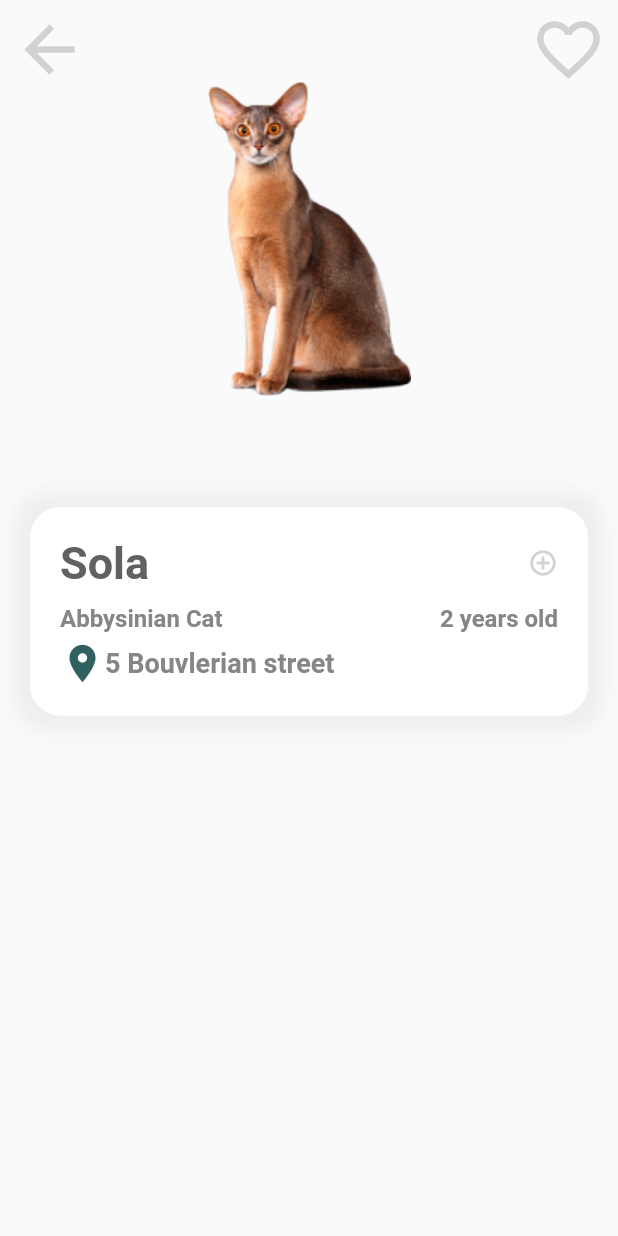
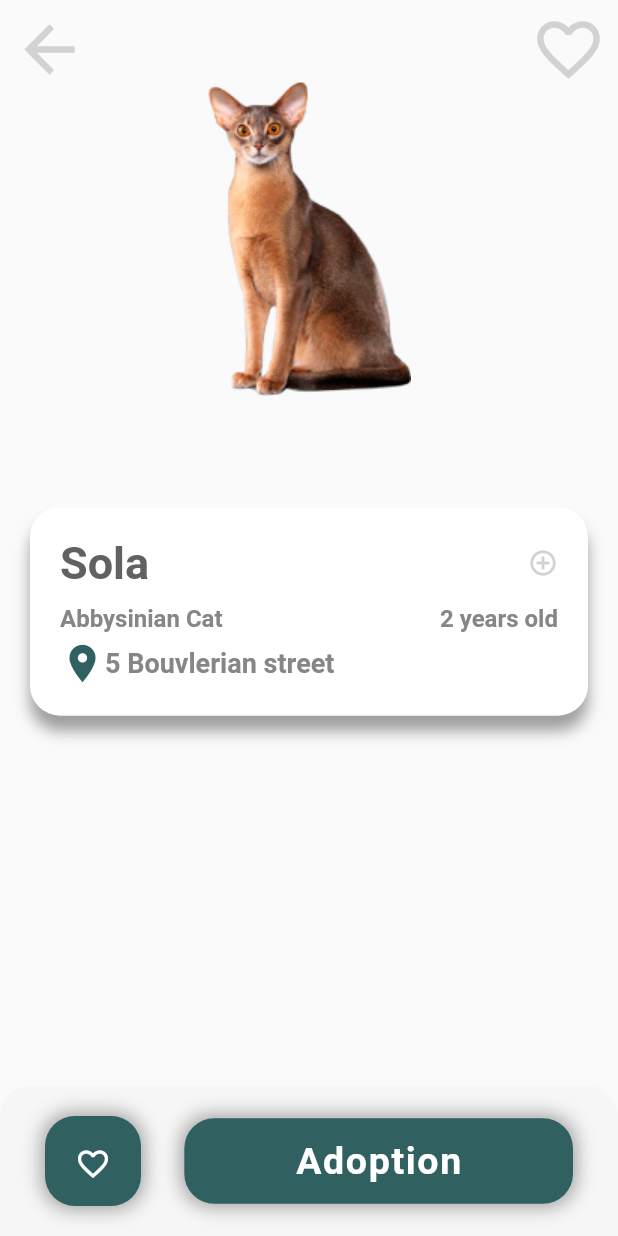
Before and after one commit to codingbbq/pets_adoption_app, a Flutter app: the screen it shows after launch, after a tap on "Sola", on a phone screen of 412 x 824 dp. Run offline on Flutter 3.47's test engine with Material 2 defaults, Android fonts, the phone set to English and light mode, and no system bars.

Commit message:
Fixing the header and footer on the details page

```diff
--- /dev/null
+++ b/lib/components/details_page/fixed_footer.dart
@@ -0,0 +1,85 @@
+import 'package:flutter/material.dart';
+import 'package:pets_adoption_app/utils/colors.dart';
+
+class FixedFooter extends StatelessWidget {
+  @override
+  Widget build(BuildContext context) {
+    return Positioned(
+      bottom: 0,
+      height: 100,
+      child: Container(
+        padding: const EdgeInsets.symmetric(vertical: 20.0, horizontal: 30.0),
+        height: 100,
+        width: MediaQuery.of(context).size.width,
+        decoration: BoxDecoration(
+          color: bodyBgColor,
+          borderRadius: BorderRadius.only(
+            topLeft: Radius.circular(20.0),
+            topRight: Radius.circular(20.0)
+          )
+        ),
+        child: Row(
+          mainAxisAlignment: MainAxisAlignment.spaceBetween,
+          children: <Widget>[
+            InkWell(
+              onTap: (){
+                print("Heart was clicked");
+              },
+              child: Container(
+                padding: const EdgeInsets.all(20.0),
+                decoration: BoxDecoration(
+                  color: themeColor,
+                  borderRadius: BorderRadius.all(Radius.circular(20.0)),
+                  boxShadow: <BoxShadow>[
+                    BoxShadow(
+                      color: Colors.grey,
+                      blurRadius: 10.0,
+                      spreadRadius: 2.0,
+                    )
+                  ]
+                ),
+                child: Icon(
+                  Icons.favorite_border,
+                  color: Colors.white,
+                ),
+              ),
+            ),
+
+            InkWell(
+              onTap: (){
+                print("Heart was clicked");
+              },
+              child: Container(
+                padding: const EdgeInsets.only(left: 60, right: 60),
+                decoration: BoxDecoration(
+                  color: themeColor,
+                  borderRadius: BorderRadius.all(Radius.circular(20.0)),
+                  boxShadow: <BoxShadow>[
+                    BoxShadow(
+                      color: Colors.grey,
+                      blurRadius: 10.0,
+                      spreadRadius: 2.0,
+                    )
+                  ]
+                ),
+                child: Padding(
+                  padding: const EdgeInsets.all(14.0),
+                  child: Text(
+                    "Adoption",
+                    style: TextStyle(
+                      color: Colors.white,
+                      fontSize: 25.0,
+                      fontWeight: FontWeight.bold,
+                      letterSpacing: 1.1
+                    ),
+                  ),
+                )
+              ),
+            ),
+
+          ],
+        )
+      ),
+    );
+  }
+}
--- /dev/null
+++ b/lib/components/details_page/fixed_header.dart
@@ -0,0 +1,31 @@
+import 'package:flutter/material.dart';
+import 'package:pets_adoption_app/utils/colors.dart';
+
+class FixedHeader extends StatelessWidget {
+  @override
+  Widget build(BuildContext context) {
+    return Positioned(
+      child: Row(
+        mainAxisAlignment: MainAxisAlignment.spaceBetween,
+        crossAxisAlignment: CrossAxisAlignment.start,
+        children: <Widget>[
+          IconButton(
+            icon: Icon(Icons.arrow_back),
+            iconSize: 50,
+            onPressed: (){
+              Navigator.pop(context);
+            },
+            color: iconColor,
+          ),
+
+          IconButton(
+            icon: Icon(Icons.favorite_border),
+            iconSize: 50,
+            onPressed: (){},
+            color: iconColor,
+          ),
+        ],
+      ),
+    );
+  }
+}
--- a/lib/pages/Detail.dart
+++ b/lib/pages/Detail.dart
@@ -1,4 +1,6 @@
 import 'package:flutter/material.dart';
+import 'package:pets_adoption_app/components/details_page/fixed_footer.dart';
+import 'package:pets_adoption_app/components/details_page/fixed_header.dart';
 import 'package:pets_adoption_app/utils/colors.dart';
 import 'package:pets_adoption_app/models/cat.dart';
 import 'package:pets_adoption_app/utils/common_fn.dart';
@@ -16,33 +18,15 @@ class DetailPage extends StatelessWidget {
           decoration: BoxDecoration(
 
           ),
-          child: Column(
+          child: Stack(
             children: <Widget>[
-              Row(
-                mainAxisAlignment: MainAxisAlignment.spaceBetween,
-                crossAxisAlignment: CrossAxisAlignment.start,
+              Column(
                 children: <Widget>[
-                  IconButton(
-                    icon: Icon(Icons.arrow_back),
-                    iconSize: 50,
-                    onPressed: (){
-                      Navigator.pop(context);
-                    },
-                    color: iconColor,
-                  ),
-
-                  Image.asset(
+                  Center(
+                    child: Image.asset(
                       args.image,
                         width: MediaQuery.of(context).size.width * 0.50,
                       ),
-
-                  IconButton(
-                    icon: Icon(Icons.favorite_border),
-                    iconSize: 50,
-                    onPressed: (){},
-                    color: iconColor,
-                  ),
-                ],
                   ),
 
                   Container(
@@ -53,10 +37,10 @@ class DetailPage extends StatelessWidget {
                       borderRadius: BorderRadius.circular(20.0),
                       boxShadow: <BoxShadow>[
                         BoxShadow(
-                      color: Colors.grey[200],
-                      blurRadius: 10.0,
-                      spreadRadius: 10.0,
-                      offset: Offset(0.0, 0.2)
+                          color: Colors.grey[500],
+                          blurRadius: 8.0,
+                          spreadRadius: 0.0,
+                          offset: Offset(0.0, 10.0)
                         )
                       ]
                     ),
@@ -119,7 +103,14 @@ class DetailPage extends StatelessWidget {
 
                       ],
                     ),
-              )
+                  ),
+
+                  // About the owner
+                  SizedBox(height: 20.0,)
+                ],
+              ),
+              FixedHeader(),
+              FixedFooter(),
             ],
           )
         ),
--- a/lib/utils/colors.dart
+++ b/lib/utils/colors.dart
@@ -8,5 +8,4 @@ const Color textColor = Color(0xFF616161); // Primary text color
 const Color secondaryTextColor = Color(0xFF868686); // Secondary text color
 
 const Color iconColor = Color(0xFFd2d2d2);
-
 const Color themeColor = Color(0xFF306060);
```
Lines whose indentation alone changed are shown as unchanged.
